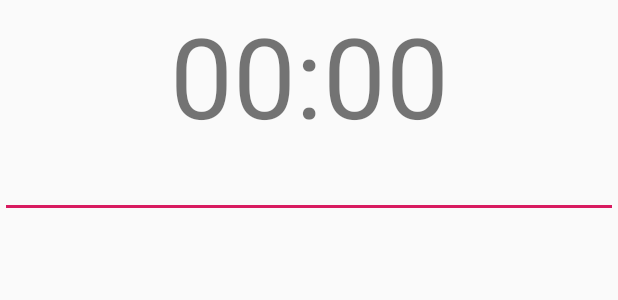
After one commit to akorobeynikov/kotime, an Android app: the layout fragment_timer.xml on its own in the app's theme, with its tools: preview values and no code run, on a phone screen of 412 x 824 dp. The commit adds this screen. Shown: the top 300 px of the screen. Run offline under Robolectric (Android 15) with nearby library versions, the phone set to English and light mode, and no system bars.

Commit message:
Добавлены пустые экраны таймера (TIMER_SCREEN) и списка активностей (LOG_SCREEN)

```diff
--- a/app/src/main/java/ru/softstone/kotime/presentation/Navigator.kt
+++ b/app/src/main/java/ru/softstone/kotime/presentation/Navigator.kt
@@ -4,13 +4,17 @@ import android.app.Activity
 import androidx.fragment.app.Fragment
 import androidx.fragment.app.FragmentManager
 import ru.softstone.kotime.architecture.presentation.BaseNavigator
+import ru.softstone.kotime.presentation.log.LogFragment
 import ru.softstone.kotime.presentation.splash.SplashFragment
+import ru.softstone.kotime.presentation.timer.TimerFragment
 
 class Navigator(activity: Activity, containerId: Int, fragmentManager: FragmentManager) :
     BaseNavigator(activity, containerId, fragmentManager) {
 
     override fun createFragment(screenKey: String?, data: Any?): Fragment = when (screenKey) {
         SPLASH_SCREEN -> SplashFragment.newInstance()
+        TIMER_SCREEN -> TimerFragment.newInstance()
+        LOG_SCREEN -> LogFragment.newInstance()
         else -> throw IllegalStateException("Unknown screenKey: $screenKey")
     }
 }
--- a/app/src/main/java/ru/softstone/kotime/presentation/Screens.kt
+++ b/app/src/main/java/ru/softstone/kotime/presentation/Screens.kt
@@ -1,3 +1,5 @@
 package ru.softstone.kotime.presentation
 
 const val SPLASH_SCREEN = "SPLASH_SCREEN"
+const val TIMER_SCREEN = "TIMER_SCREEN"
+const val LOG_SCREEN = "LOG_SCREEN"
--- /dev/null
+++ b/app/src/main/java/ru/softstone/kotime/presentation/log/LogView.kt
@@ -0,0 +1,5 @@
+package ru.softstone.kotime.presentation.log
+
+import ru.softstone.kotime.architecture.presentation.BaseView
+
+interface LogView : BaseView
--- a/app/src/main/java/ru/softstone/kotime/presentation/main/ActivityPresenter.kt
+++ b/app/src/main/java/ru/softstone/kotime/presentation/main/ActivityPresenter.kt
@@ -2,7 +2,7 @@ package ru.softstone.kotime.presentation.main
 
 import com.arellomobile.mvp.InjectViewState
 import ru.softstone.kotime.architecture.presentation.BasePresenter
-import ru.softstone.kotime.presentation.SPLASH_SCREEN
+import ru.softstone.kotime.presentation.TIMER_SCREEN
 import ru.terrakok.cicerone.Router
 import javax.inject.Inject
 
@@ -10,6 +10,6 @@ import javax.inject.Inject
 class ActivityPresenter @Inject constructor(private val router: Router) : BasePresenter<ActivityView>() {
     override fun onFirstViewAttach() {
         super.onFirstViewAttach()
-        router.newRootScreen(SPLASH_SCREEN)
+        router.newRootScreen(TIMER_SCREEN)
     }
 }
--- /dev/null
+++ b/app/src/main/java/ru/softstone/kotime/presentation/timer/TimerView.kt
@@ -0,0 +1,5 @@
+package ru.softstone.kotime.presentation.timer
+
+import ru.softstone.kotime.architecture.presentation.BaseView
+
+interface TimerView : BaseView
--- /dev/null
+++ b/app/src/main/res/layout/fragment_log.xml
@@ -0,0 +1,4 @@
+<?xml version="1.0" encoding="utf-8"?>
+<androidx.recyclerview.widget.RecyclerView xmlns:android="http://schemas.android.com/apk/res/android"
+    android:layout_width="match_parent"
+    android:layout_height="match_parent" />
--- /dev/null
+++ b/app/src/main/res/layout/fragment_timer.xml
@@ -0,0 +1,22 @@
+<?xml version="1.0" encoding="utf-8"?>
+<LinearLayout xmlns:android="http://schemas.android.com/apk/res/android"
+    xmlns:app="http://schemas.android.com/apk/res-auto"
+    xmlns:tools="http://schemas.android.com/tools"
+    android:layout_width="match_parent"
+    android:layout_height="match_parent"
+    android:orientation="vertical">
+
+    <TextView
+        android:id="@+id/timer_view"
+        android:layout_width="match_parent"
+        android:layout_height="100dp"
+        android:gravity="center_horizontal"
+        app:autoSizeTextType="uniform"
+        tools:text="00:00" />
+
+    <androidx.appcompat.widget.AppCompatAutoCompleteTextView
+        android:id="@+id/description_field"
+        android:layout_width="match_parent"
+        android:layout_height="wrap_content" />
+
+</LinearLayout>
```
Also changed, not shown: app/src/main/java/ru/softstone/kotime/presentation/FragmentBuilder.kt (+10 -0 lines), app/src/main/java/ru/softstone/kotime/presentation/log/LogFragment.kt (added, +40 -0 lines), app/src/main/java/ru/softstone/kotime/presentation/log/LogModule.kt (added, +7 -0 lines), app/src/main/java/ru/softstone/kotime/presentation/log/LogPresenter.kt (added, +8 -0 lines), app/src/main/java/ru/softstone/kotime/presentation/timer/AutoSuggestAdapter.kt (added, +53 -0 lines), app/src/main/java/ru/softstone/kotime/presentation/timer/TimerFragment.kt (added, +46 -0 lines), app/src/main/java/ru/softstone/kotime/presentation/timer/TimerModule.kt (added, +7 -0 lines), app/src/main/java/ru/softstone/kotime/presentation/timer/TimerPresenter.kt (added, +8 -0 lines), app/src/main/res/layout/item_log.xml (added, +21 -0 lines).
